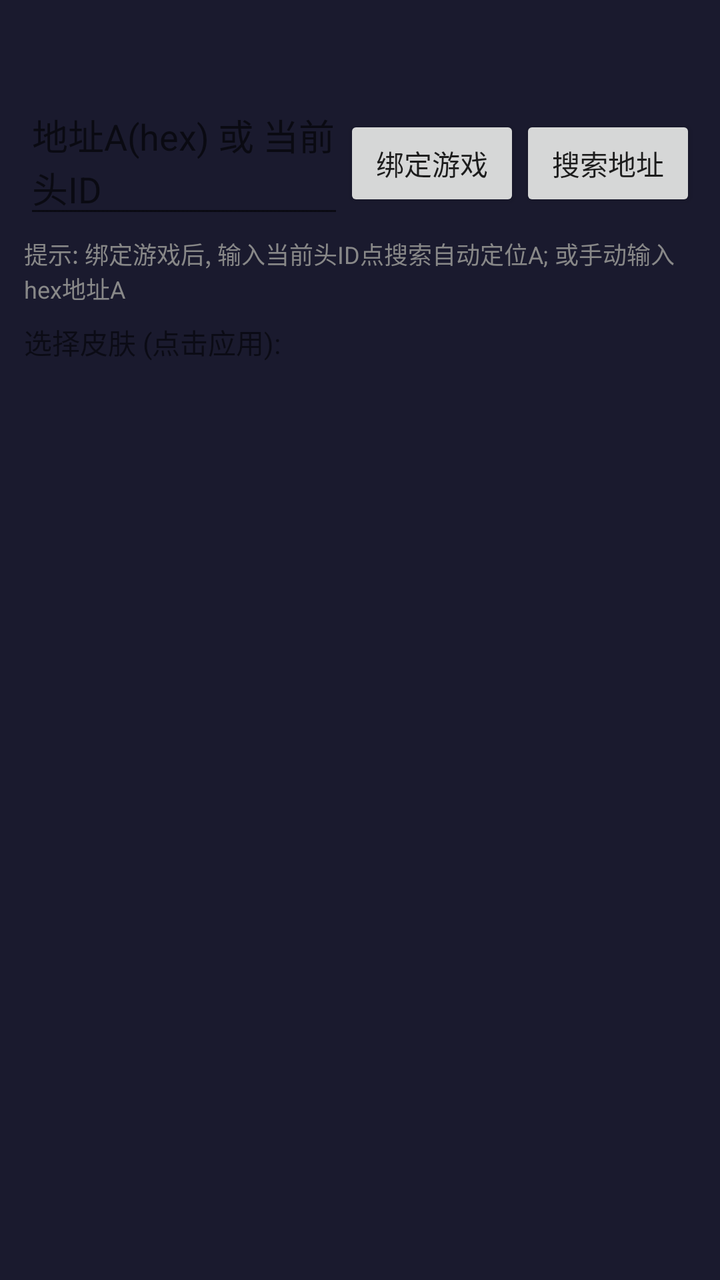
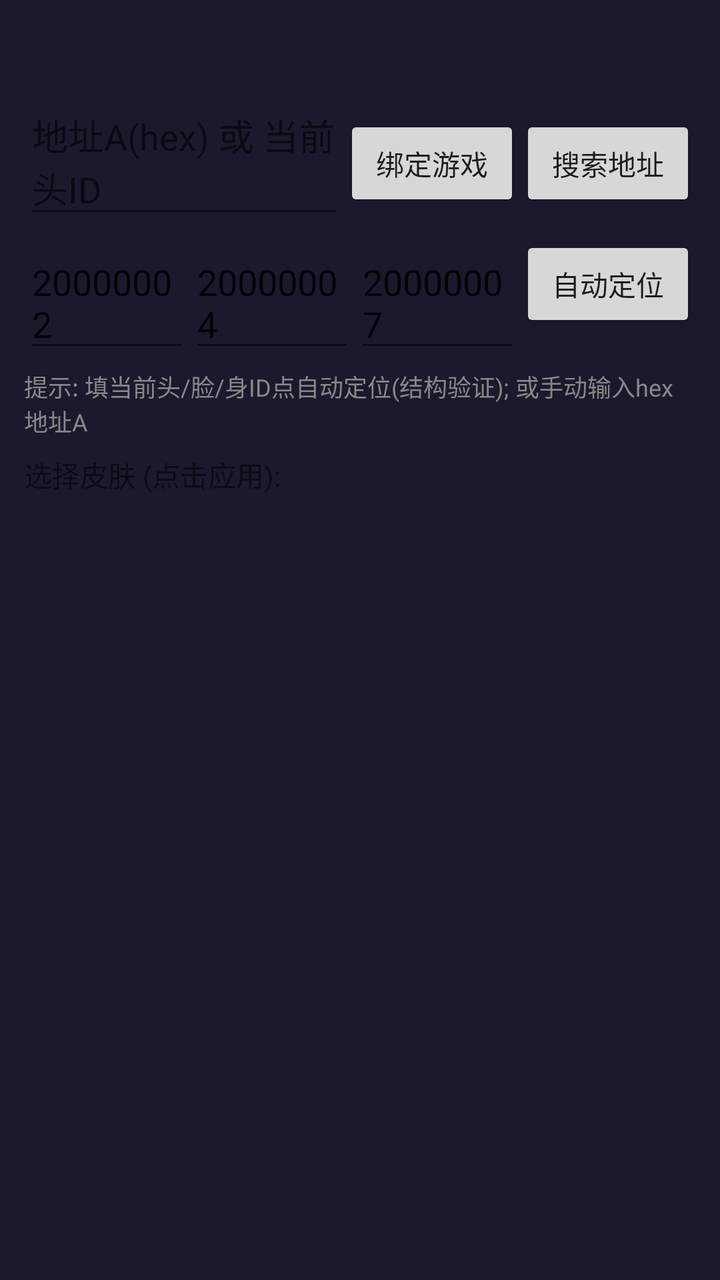

Compare the two renders of this Android layout. The source of the first and the diff that turns it into the second are given below.
<!-- AndroidManifest.xml: application theme AppTheme -->
<!-- res/layout/activity_skin.xml -->
<?xml version="1.0" encoding="utf-8"?>
<LinearLayout xmlns:android="http://schemas.android.com/apk/res/android"
    android:layout_width="match_parent" android:layout_height="match_parent"
    android:orientation="vertical" android:padding="12dp">

    <TextView android:id="@+id/skin_title" android:layout_width="wrap_content" android:layout_height="wrap_content"
        android:textSize="18sp" android:textStyle="bold" />

    <LinearLayout android:layout_width="match_parent" android:layout_height="wrap_content"
        android:orientation="horizontal" android:layout_marginTop="8dp">
        <EditText android:id="@+id/addr_input" android:layout_width="0dp" android:layout_height="wrap_content"
            android:layout_weight="1" android:hint="地址A(hex) 或 当前头ID" />
        <Button android:id="@+id/btn_attach" android:layout_width="wrap_content" android:layout_height="wrap_content"
            android:text="绑定游戏" />
        <Button android:id="@+id/btn_scan" android:layout_width="wrap_content" android:layout_height="wrap_content"
            android:text="搜索地址" />
    </LinearLayout>

    <TextView android:id="@+id/addr_info" android:layout_width="wrap_content" android:layout_height="wrap_content"
        android:text="提示: 绑定游戏后, 输入当前头ID点搜索自动定位A; 或手动输入hex地址A"
        android:textSize="12sp" android:textColor="#888888" android:layout_marginTop="4dp"
        android:layout_marginBottom="8dp" />

    <TextView android:layout_width="wrap_content" android:layout_height="wrap_content"
        android:text="选择皮肤 (点击应用):" android:textSize="14sp" />
    <ListView android:id="@+id/skin_list" android:layout_width="match_parent"
        android:layout_height="match_parent" />
</LinearLayout>
<!-- resources referenced by this layout -->
<resources>
  <style name="AppTheme" parent="Theme.AppCompat.DayNight.NoActionBar">
          <item name="android:windowBackground">@color/bg</item>
          <item name="colorPrimary">@color/accent</item>
      </style>
  <color name="bg">#FF1A1A2E</color>
  <color name="accent">#FFE94560</color>
</resources>

<!-- the commit's change to res/layout/activity_skin.xml (unified diff, before → after) -->
@@ -16,8 +16,20 @@
             android:text="搜索地址" />
     </LinearLayout>
 
+    <LinearLayout android:layout_width="match_parent" android:layout_height="wrap_content"
+        android:orientation="horizontal" android:layout_marginTop="4dp">
+        <EditText android:id="@+id/head_input" android:layout_width="0dp" android:layout_height="wrap_content"
+            android:layout_weight="1" android:hint="头ID" android:text="20000002" />
+        <EditText android:id="@+id/face_input" android:layout_width="0dp" android:layout_height="wrap_content"
+            android:layout_weight="1" android:hint="脸ID" android:text="20000004" />
+        <EditText android:id="@+id/body_input" android:layout_width="0dp" android:layout_height="wrap_content"
+            android:layout_weight="1" android:hint="身ID" android:text="20000007" />
+        <Button android:id="@+id/btn_auto" android:layout_width="wrap_content" android:layout_height="wrap_content"
+            android:text="自动定位" />
+    </LinearLayout>
+
     <TextView android:id="@+id/addr_info" android:layout_width="wrap_content" android:layout_height="wrap_content"
-        android:text="提示: 绑定游戏后, 输入当前头ID点搜索自动定位A; 或手动输入hex地址A"
+        android:text="提示: 填当前头/脸/身ID点自动定位(结构验证); 或手动输入hex地址A"
         android:textSize="12sp" android:textColor="#888888" android:layout_marginTop="4dp"
         android:layout_marginBottom="8dp" />
 
